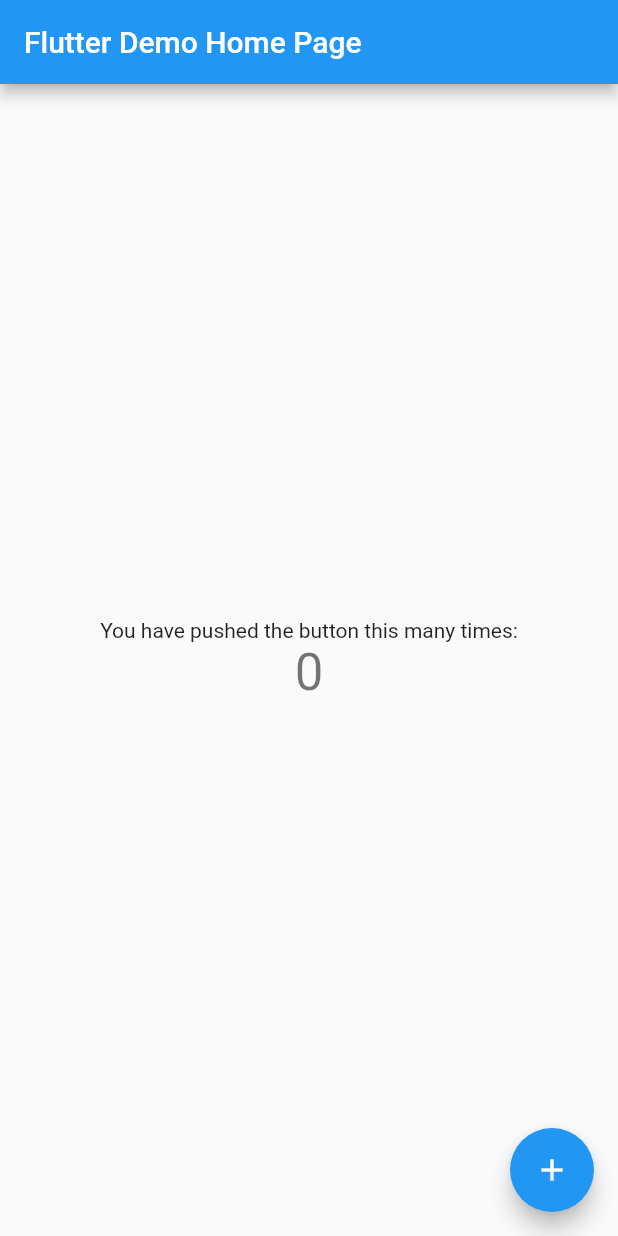
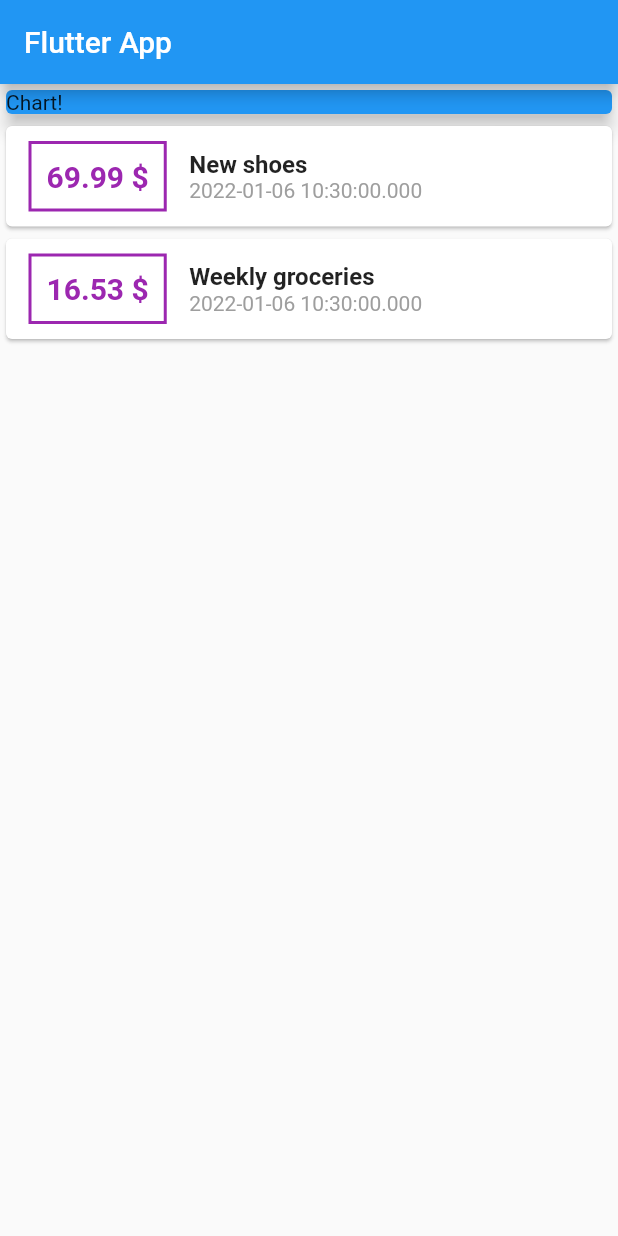
Before and after one commit to kheldar666/flutter-course, a Flutter app: the screen it shows after launch, on a phone screen of 412 x 824 dp. Run offline on Flutter 3.47's test engine with Material 2 defaults, Android fonts, the phone set to English and light mode, and no system bars; our stand-ins replace animated_text_kit, audioplayers, cloud_firestore, firebase_auth, firebase_core, flutter_dotenv and 4 more; accounts and stored records are empty.

Commit message:
Start building the UI and Data Model

```diff
--- a/Expense Planner/expense_planner/lib/main.dart
+++ b/Expense Planner/expense_planner/lib/main.dart
@@ -1,115 +1,107 @@
+import 'package:expense_planner/model/transaction.dart';
 import 'package:flutter/material.dart';
 
-void main() {
-  runApp(const MyApp());
-}
+void main() => runApp(const MyApp());
 
 class MyApp extends StatelessWidget {
   const MyApp({Key? key}) : super(key: key);
 
-  // This widget is the root of your application.
   @override
   Widget build(BuildContext context) {
-    return MaterialApp(
+    return const MaterialApp(
       title: 'Flutter Demo',
-      theme: ThemeData(
-        // This is the theme of your application.
-        //
-        // Try running your application with "flutter run". You'll see the
-        // application has a blue toolbar. Then, without quitting the app, try
-        // changing the primarySwatch below to Colors.green and then invoke
-        // "hot reload" (press "r" in the console where you ran "flutter run",
-        // or simply save your changes to "hot reload" in a Flutter IDE).
-        // Notice that the counter didn't reset back to zero; the application
-        // is not restarted.
-        primarySwatch: Colors.blue,
-      ),
-      home: const MyHomePage(title: 'Flutter Demo Home Page'),
+      home: MyHomePage(),
     );
   }
 }
 
-class MyHomePage extends StatefulWidget {
-  const MyHomePage({Key? key, required this.title}) : super(key: key);
+class MyHomePage extends StatelessWidget {
+  static final List<Transaction> transactions = [
+    Transaction(
+      id: 't1',
+      title: 'New shoes',
+      amount: 69.99,
+      date: DateTime.now(),
+    ),
+    Transaction(
+      id: 't2',
+      title: 'Weekly groceries',
+      amount: 16.53,
+      date: DateTime.now(),
+    ),
+  ];
 
-  // This widget is the home page of your application. It is stateful, meaning
-  // that it has a State object (defined below) that contains fields that affect
-  // how it looks.
-
-  // This class is the configuration for the state. It holds the values (in this
-  // case the title) provided by the parent (in this case the App widget) and
-  // used by the build method of the State. Fields in a Widget subclass are
-  // always marked "final".
-
-  final String title;
-
-  @override
-  State<MyHomePage> createState() => _MyHomePageState();
-}
-
-class _MyHomePageState extends State<MyHomePage> {
-  int _counter = 0;
-
-  void _incrementCounter() {
-    setState(() {
-      // This call to setState tells the Flutter framework that something has
-      // changed in this State, which causes it to rerun the build method below
-      // so that the display can reflect the updated values. If we changed
-      // _counter without calling setState(), then the build method would not be
-      // called again, and so nothing would appear to happen.
-      _counter++;
-    });
-  }
+  const MyHomePage({Key? key}) : super(key: key);
 
   @override
   Widget build(BuildContext context) {
-    // This method is rerun every time setState is called, for instance as done
-    // by the _incrementCounter method above.
-    //
-    // The Flutter framework has been optimized to make rerunning build methods
-    // fast, so that you can just rebuild anything that needs updating rather
-    // than having to individually change instances of widgets.
     return Scaffold(
       appBar: AppBar(
-        // Here we take the value from the MyHomePage object that was created by
-        // the App.build method, and use it to set our appbar title.
-        title: Text(widget.title),
+        title: const Text('Flutter App'),
       ),
-      body: Center(
-        // Center is a layout widget. It takes a single child and positions it
-        // in the middle of the parent.
-        child: Column(
-          // Column is also a layout widget. It takes a list of children and
-          // arranges them vertically. By default, it sizes itself to fit its
-          // children horizontally, and tries to be as tall as its parent.
-          //
-          // Invoke "debug painting" (press "p" in the console, choose the
-          // "Toggle Debug Paint" action from the Flutter Inspector in Android
-          // Studio, or the "Toggle Debug Paint" command in Visual Studio Code)
-          // to see the wireframe for each widget.
-          //
-          // Column has various properties to control how it sizes itself and
-          // how it positions its children. Here we use mainAxisAlignment to
-          // center the children vertically; the main axis here is the vertical
-          // axis because Columns are vertical (the cross axis would be
-          // horizontal).
-          mainAxisAlignment: MainAxisAlignment.center,
-          children: <Widget>[
-            const Text(
-              'You have pushed the button this many times:',
+      body: Column(
+        mainAxisAlignment: MainAxisAlignment.start,
+        crossAxisAlignment: CrossAxisAlignment.start,
+        children: [
+          Container(
+            width: double.infinity,
+            child: Card(
+              child: Text('Chart!'),
+              elevation: 5,
+              color: Colors.blue,
             ),
-            Text(
-              '$_counter',
-              style: Theme.of(context).textTheme.headline4,
-            ),
-          ],
-        ),
+          ),
+          Column(
+            children: transactions.map((tx) {
+              return Card(
+                child: Row(
+                  children: [
+                    Container(
+                      child: Text(
+                        '${tx.amount} \$',
+                        style: const TextStyle(
+                            fontWeight: FontWeight.bold,
+                            fontSize: 20,
+                            color: Colors.purple),
+                      ),
+                      margin: const EdgeInsets.symmetric(
+                        vertical: 10,
+                        horizontal: 15,
+                      ),
+                      decoration: BoxDecoration(
+                        border: Border.all(
+                          color: Colors.purple,
+                          width: 2,
+                          style: BorderStyle.solid,
+                        ),
+                      ),
+                      padding: const EdgeInsets.all(10),
+                    ),
+                    Column(
+                      crossAxisAlignment: CrossAxisAlignment.start,
+                      children: [
+                        Text(
+                          tx.title,
+                          style: const TextStyle(
+                            fontWeight: FontWeight.bold,
+                            fontSize: 16,
+                          ),
+                        ),
+                        Text(
+                          tx.date.toString(),
+                          style: const TextStyle(
+                            color: Colors.grey,
+                          ),
+                        ),
+                      ],
+                    ),
+                  ],
+                ),
+              );
+            }).toList(),
+          ),
+        ],
       ),
-      floatingActionButton: FloatingActionButton(
-        onPressed: _incrementCounter,
-        tooltip: 'Increment',
-        child: const Icon(Icons.add),
-      ), // This trailing comma makes auto-formatting nicer for build methods.
     );
   }
 }
--- /dev/null
+++ b/Expense Planner/expense_planner/lib/model/transaction.dart
@@ -0,0 +1,13 @@
+class Transaction {
+  final String id;
+  final String title;
+  final double amount;
+  final DateTime date;
+
+  Transaction({
+    required this.id,
+    required this.title,
+    required this.amount,
+    required this.date,
+  });
+}
```
